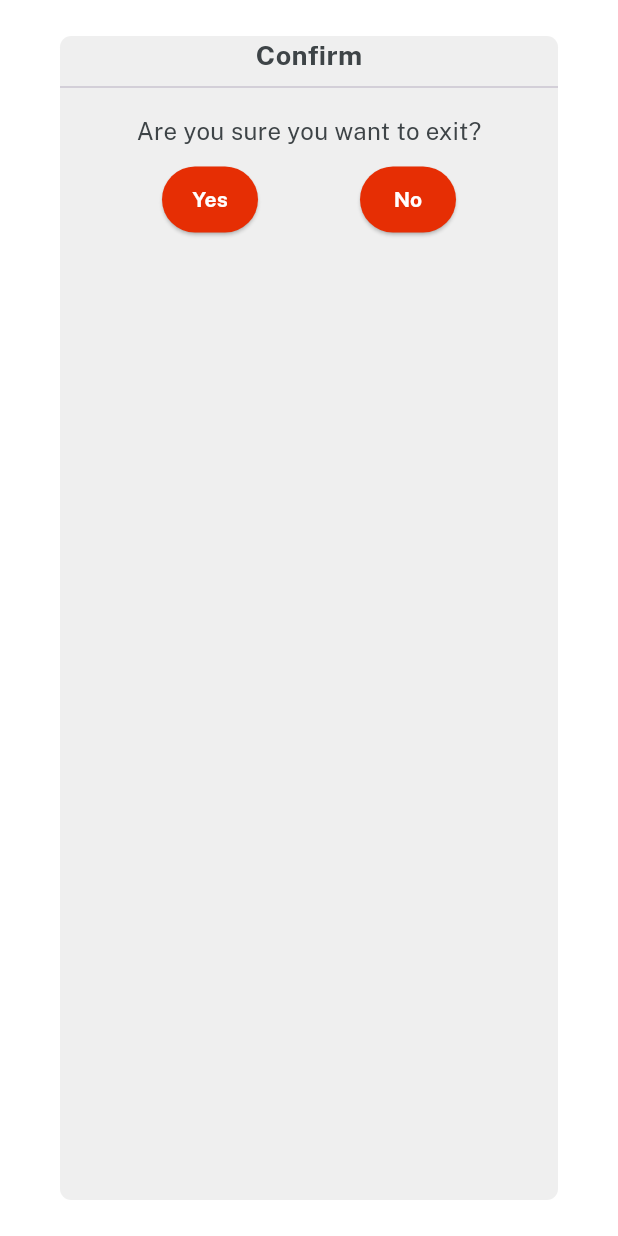
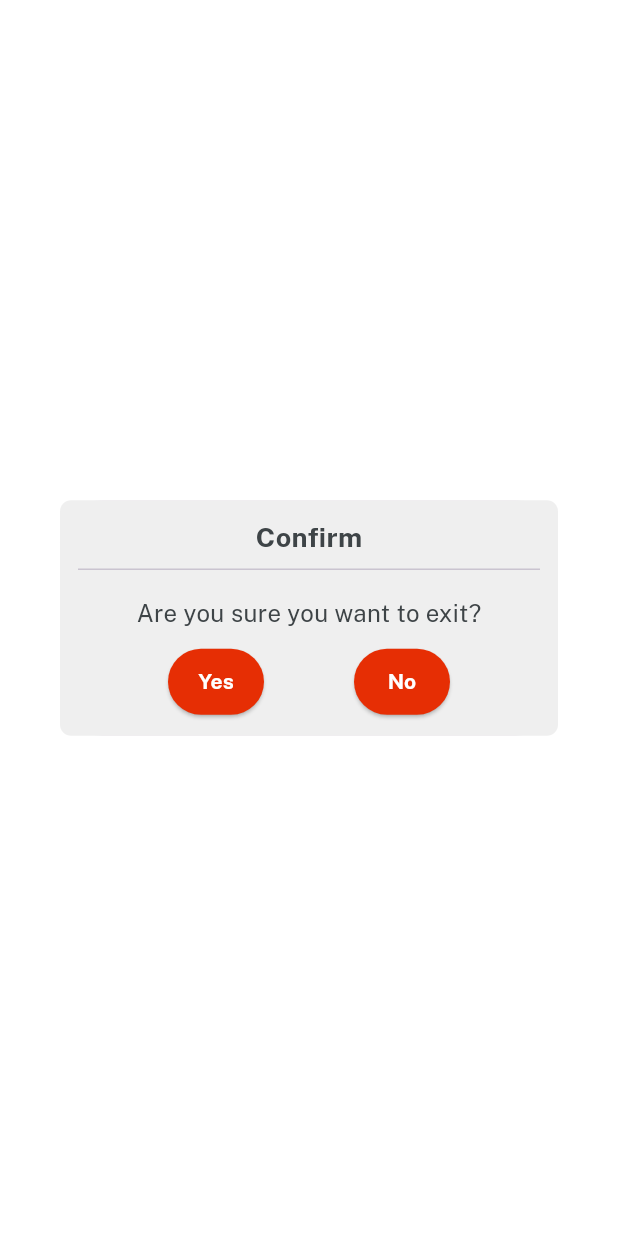
Before and after one commit to vutientrinh/FlutterWithFireBase, a Flutter app: what exitDialog() shows on an empty page, opened directly, after a tap on "Yes", on a phone screen of 412 x 824 dp. Run offline on Flutter 3.47's test engine with Material 3 defaults, Android fonts, the phone set to English and light mode, and no system bars; our stand-ins replace cloud_firestore, firebase_auth, firebase_core, firebase_storage, get, image_picker and 2 more; accounts and stored records are empty.

Commit message:
update exxitdialog

```diff
--- a/lib/widget_common/exit_dialog.dart
+++ b/lib/widget_common/exit_dialog.dart
@@ -1,10 +1,12 @@
 import 'package:flutter/material.dart';
+import 'package:flutter/services.dart';
 import 'package:flutterwithfirebase/consts/consts.dart';
 import 'package:flutterwithfirebase/widget_common/our_button.dart';
 
-Widget exitDialog() {
+Widget exitDialog(context) {
   return Dialog(
       child: Column(
+        mainAxisSize: MainAxisSize.min,
     children: [
       "Confirm".text.fontFamily(bold).size(18).color(darkFontGrey).make(),
       Divider(),
@@ -16,16 +18,20 @@ Widget exitDialog() {
         children: [
           ourButton(
               color: redColor,
-              onPress: () {},
+              onPress: () {
+                SystemNavigator.pop();
+              },
               textColor: whiteColor,
               title: "Yes"),
           ourButton(
               color: redColor,
-              onPress: () {},
+              onPress: () {
+                Navigator.pop(context);
+              },
               textColor: whiteColor,
               title: "No")
         ],
       )
     ],
-  ).box.color(lightGrey).roundedSM.make());
+  ).box.color(lightGrey).padding(const EdgeInsets.all(12)).roundedSM.make());
 }
```
